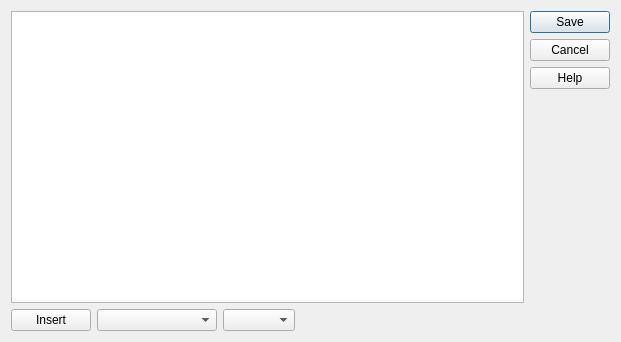
This is gui/iode_objs/edit/edit_table.ui in plan-be/iode as Qt 5 draws it before an edit. The edited form follows.
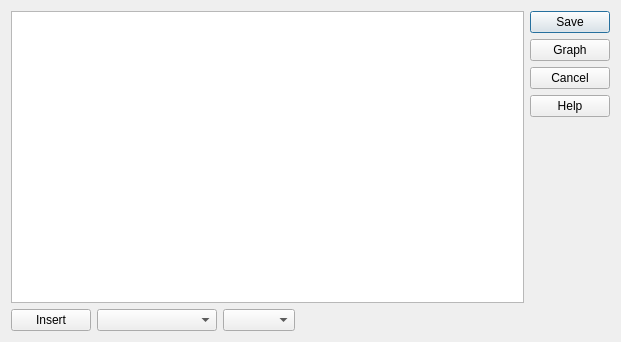
This is the edited form. Custom widgets are drawn as their Qt base class.

Commit message: GUI: (QIodeEditTable) enabled to plot the current table

Patch:
```diff
--- a/gui/iode_objs/edit/edit_table.ui
+++ b/gui/iode_objs/edit/edit_table.ui
@@ -78,6 +78,16 @@
        </property>
       </widget>
      </item>
+     <item>
+      <widget class="QPushButton" name="pushButton_graph">
+       <property name="text">
+        <string>Graph</string>
+       </property>
+       <property name="shortcut">
+        <string>F8</string>
+       </property>
+      </widget>
+     </item>
      <item>
       <widget class="QPushButton" name="cancelButton">
        <property name="sizePolicy">
```
Left out of the diff: 17 changed lines with no effect on the pictures. The commit also changes 2 other files.
